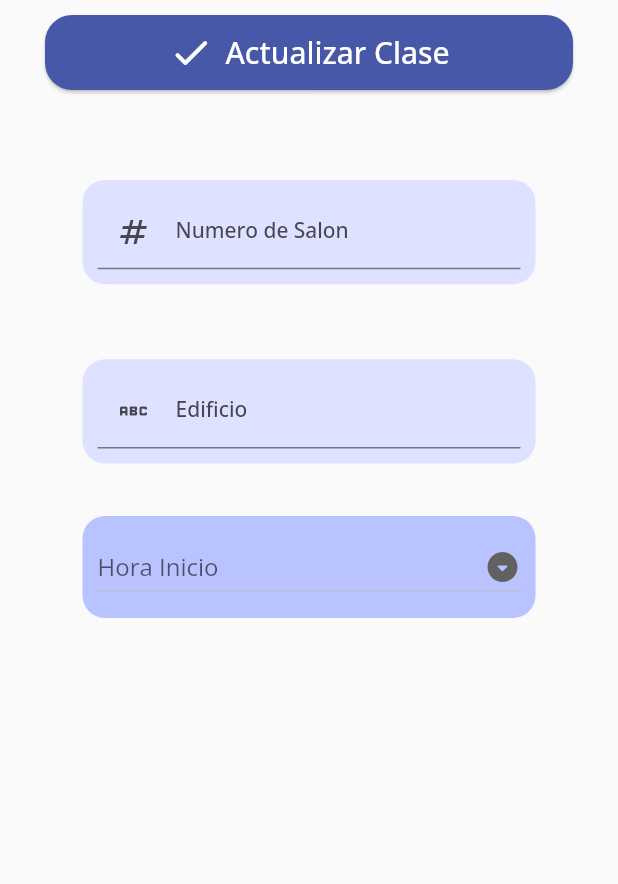
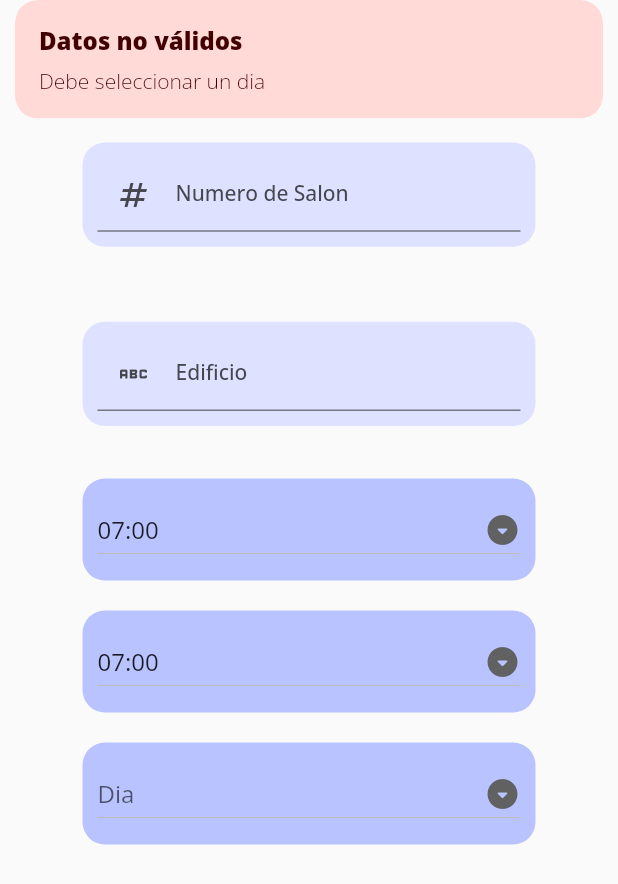
Before and after one commit to moisesmtzs/agenda_modular, a Flutter app: the ClaseUpdatePage widget shown alone on an empty page, opened directly with empty values, after a tap on "Actualizar Clase", on a phone screen of 412 x 824 dp. Shown: the top 884 px of the screen. Run offline on Flutter 3.47's test engine with Material 2 defaults, Android fonts, the phone set to English and light mode, and no system bars; our stand-ins replace avatar_glow, connectivity_plus, flutter_svg, flutter_tts, flutter_zoom_drawer, get and 8 more; missing offline and left inert: dart:ffi, highlight_text; accounts and stored records are empty.

Commit message:
Bug corregido update clase

```diff
--- a/lib/src/screens/clase/detail/clase_detail_page.dart
+++ b/lib/src/screens/clase/detail/clase_detail_page.dart
@@ -18,8 +18,8 @@ class ClaseDetailPage extends StatelessWidget {
   @override
   Widget build(BuildContext context) {
     late var idClase = clase?.id ?? '';
-    late var begin = (clase?.begin_hour as String).substring(11, 16) ?? '';
-    late var end = (clase?.end_hour as String).substring(11, 16) ?? '';
+    late var begin = (clase?.begin_hour as String).substring(11, 16);
+    late var end = (clase?.end_hour as String).substring(11, 16);
     late var day = clase?.days ?? '';
     late var classroom = clase?.classroom ?? '';
     late var building = clase?.building ?? '';
--- a/lib/src/screens/clase/update/clase_update_controller.dart
+++ b/lib/src/screens/clase/update/clase_update_controller.dart
@@ -30,31 +30,37 @@ class ClaseUpdateController extends GetxController {
   ClaseProvider claseProvider = ClaseProvider();
   RxList<Subject?> subjects = <Subject?>[].obs;
 
-  List<String> typeList = <String>[
+  List<String> daysList = <String>[
+    'lunes','martes','miercoles','jueves','viernes','sabado'
+  ].obs;
+
+  List<String> hoursList = <String>[
     '07:00','07:30','08:00','08:30','09:00','09:30','10:00','10:30','11:00','11:30','12:00','12:30','13:00','13:30','14:00','14:30','15:00','15:30','16:00','16:30','17:00','17:30','18:00','18:30','19:00','19:30','20:00','20:30','21:00','21:30','22:00'
   ].obs;
 
-  var typeSelectedBegin = ''.obs;//hora de inicio
-  var typeSelectedEnd = ''.obs;//hora de fin
+  var selectedBegin = ''.obs;//hora de inicio
+  var selectedEnd = ''.obs;//hora de fin
+  var selectedDay = ''.obs;//dia seleccionado
 
   var value = DateTime.now().toString().obs;
 
   void setClase() {
-    typeSelectedBegin.value = clase.begin_hour!;
-    typeSelectedEnd.value = clase.end_hour!;
-    daysController = clase.days!;
+
+    selectedBegin.value = clase.begin_hour!;
+    selectedEnd.value = clase.end_hour!;
+    selectedDay.value = clase.days!;
     clasroomController.text = clase.classroom!;
     buildingController.text = clase.building!;
   }
 
   void updateClase(BuildContext context) async {
-    String? begin_hour = begineController;
-    String? end_hour = endController;
-    String? days = daysController;
+    String? begin_hour = "0001-01-01 " + selectedBegin.value + ":00";
+    String? end_hour = "0001-01-01 " + selectedEnd.value + ":00";
+    String? days = selectedDay.value;
     String classroom = clasroomController.text;
     String building = buildingController.text;
 
-    if (isValidForms(begin_hour!, end_hour!, days!, classroom, building)) {
+    if (isValidForms(begin_hour, end_hour, days, classroom, building)) {
       clase.begin_hour = begin_hour;
       clase.end_hour = end_hour;
       clase.days = days;
--- a/lib/src/screens/clase/update/clase_update_page.dart
+++ b/lib/src/screens/clase/update/clase_update_page.dart
@@ -40,61 +40,20 @@ class ClaseUpdatePage extends StatelessWidget {
                 claseUpdateController.updateClase(context);
               },
             ),
-            const SizedBox(height: 25),
-            //_dropDownSubjects(),
             const SizedBox(height: 20),
             _clasroom(),
             const SizedBox(height: 20),
             _building(),
             const SizedBox(height: 20),
             _begin(),
-
+            const SizedBox(height: 20),
+            _end(),
+            const SizedBox(height: 20),
+            _day(),
           ]
       ),
     );
   }
-
-  // List<DropdownMenuItem<String>> _dropDownItems() {
-  //   List<DropdownMenuItem<String>> list = [];
-  //   for (var subject in claseController.subjects) {
-  //     list.add(DropdownMenuItem(
-  //       child: Text(subject?.name ?? ''),
-  //       value: subject?.id,
-  //     ));
-  //   }
-  //   return list;
-  // }
-
-  // Widget _dropDownSubjects(){
-  //   return Container(
-  //     padding: const EdgeInsets.symmetric(horizontal: 20, vertical: 10),
-  //     margin: const EdgeInsets.symmetric(horizontal: 25, vertical: 10),
-  //     decoration: BoxDecoration(
-  //       color: AppColors.colors.primaryContainer,
-  //       borderRadius: BorderRadius.circular(15)
-  //     ),
-  //     child: Obx( () => DropdownButton(
-  //       dropdownColor: AppColors.colors.onSecondary,
-  //       borderRadius: BorderRadius.circular(16),
-  //       underline: Container(
-  //         alignment: Alignment.centerRight,
-  //         child: const Icon(Icons.arrow_drop_down_circle)
-  //       ),
-  //       elevation: 3,
-  //       isExpanded: true,
-  //       hint: const Text(
-  //         'Seleccionar materia',
-  //         style: TextStyle(color: Colors.black, fontSize: 16),
-  //       ),
-  //       items: _dropDownItems(),
-  //       value: claseController.idsubject.value == '' ? null : claseController.idsubject.value,
-  //       onChanged: (option) {
-  //         claseController.idsubject.value = option.toString();
-  //       },
-  //     ),
-  //     ),
-  //   );
-  // }
 
   Widget _begin() {
     return Container(
@@ -110,19 +69,65 @@ class ClaseUpdatePage extends StatelessWidget {
         dropdownColor: AppColors.colors.primaryContainer,
         borderRadius: BorderRadius.circular(12),
         icon: const Icon(Icons.arrow_drop_down_circle_rounded),
-        //value: claseController.idsubject.value == '' ? null : claseController.idsubject.value,
-        value: claseUpdateController.typeSelectedBegin.value,
-        items: _dropDownItemsClase(claseUpdateController.typeList),
+        value: "07:00",
+        items: _dropDownItems(claseUpdateController.hoursList),
         onChanged: (String? value) {
-          claseUpdateController.typeSelectedBegin.value = value!;
+          claseUpdateController.selectedBegin.value = value!;
         },
       ),)
 
     );
   }
 
+  Widget _end() {
+    return Container(
+      margin: const EdgeInsets.symmetric(horizontal: 25),
+      padding: const EdgeInsets.all(10),
+      decoration: BoxDecoration(
+        color: AppColors.colors.inversePrimary,
+        borderRadius: BorderRadius.circular(15)
+      ),
+      child: Obx(() => DropdownButton(
+        hint: const Text('Hora Fin'),
+        isExpanded: true,
+        dropdownColor: AppColors.colors.primaryContainer,
+        borderRadius: BorderRadius.circular(12),
+        icon: const Icon(Icons.arrow_drop_down_circle_rounded),
+        value: "07:00",
+        items: _dropDownItems(claseUpdateController.hoursList),
+        onChanged: (String? value) {
+          claseUpdateController.selectedEnd.value = value!;
+        },
+      ),)
 
-  List<DropdownMenuItem<String>> _dropDownItemsClase(List<String> types) {
+    );
+  }
+
+  Widget _day() {
+    return Container(
+      margin: const EdgeInsets.symmetric(horizontal: 25),
+      padding: const EdgeInsets.all(10),
+      decoration: BoxDecoration(
+        color: AppColors.colors.inversePrimary,
+        borderRadius: BorderRadius.circular(15)
+      ),
+      child: Obx(() => DropdownButton(
+        hint: const Text('Dia'),
+        isExpanded: true,
+        dropdownColor: AppColors.colors.primaryContainer,
+        borderRadius: BorderRadius.circular(12),
+        icon: const Icon(Icons.arrow_drop_down_circle_rounded),
+        //value: "Lunes",
+        items: _dropDownItems(claseUpdateController.daysList),
+        onChanged: (String? value) {
+          claseUpdateController.selectedDay.value = value!;
+        },
+      ),)
+
+    );
+  }
+
+  List<DropdownMenuItem<String>> _dropDownItems(List<String> types) {//dropdown de las horas
     List<DropdownMenuItem<String>> list = [];
     for (var type in types) {
       list.add(DropdownMenuItem(
@@ -132,6 +137,7 @@ class ClaseUpdatePage extends StatelessWidget {
     }
     return list;
   }
+
 
 
 
@@ -174,7 +180,6 @@ class ClaseUpdatePage extends StatelessWidget {
   //           value: SingingCharacter.miercoles,
   //           groupValue: _character,
   //           onChanged: (SingingCharacter? value) {
-
   //             setState(() {
   //               _character = value;
   //               claseUpdateController.daysController = 'miercoles';
```
